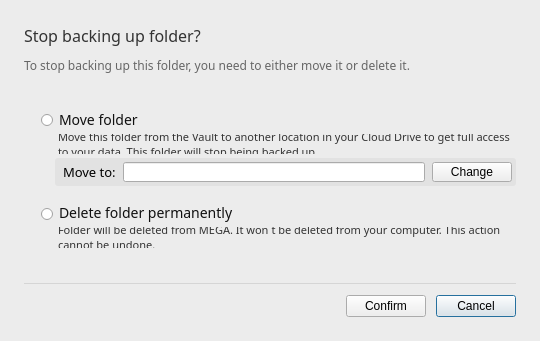
The window that src/MEGASync/gui/win/RemoveBackupDialog.ui (meganz/MEGAsync) describes before a commit, drawn with Qt 5.
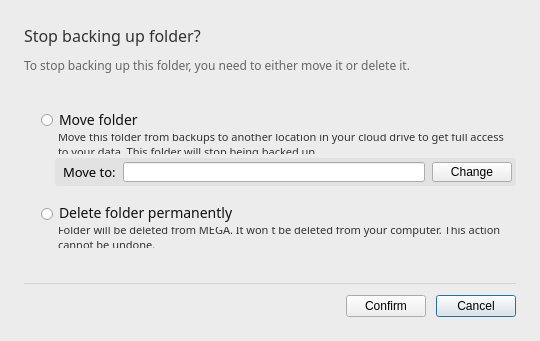
The same window after the commit.

Commit message: SNC-2652. Backup related strings

Diff of the .ui file:
```diff
--- a/src/MEGASync/gui/win/RemoveBackupDialog.ui
+++ b/src/MEGASync/gui/win/RemoveBackupDialog.ui
@@ -117,7 +117,7 @@
 }</string>
        </property>
        <property name="text">
-        <string>Move this folder from the Vault to another location in your Cloud Drive to get full access to your data. This folder will stop being backed up.</string>
+        <string>Move this folder from backups to another location in your cloud drive to get full access to your data. This folder will stop being backed up.</string>
        </property>
        <property name="wordWrap">
         <bool>true</bool>
```
The commit also changes 6 other files.
